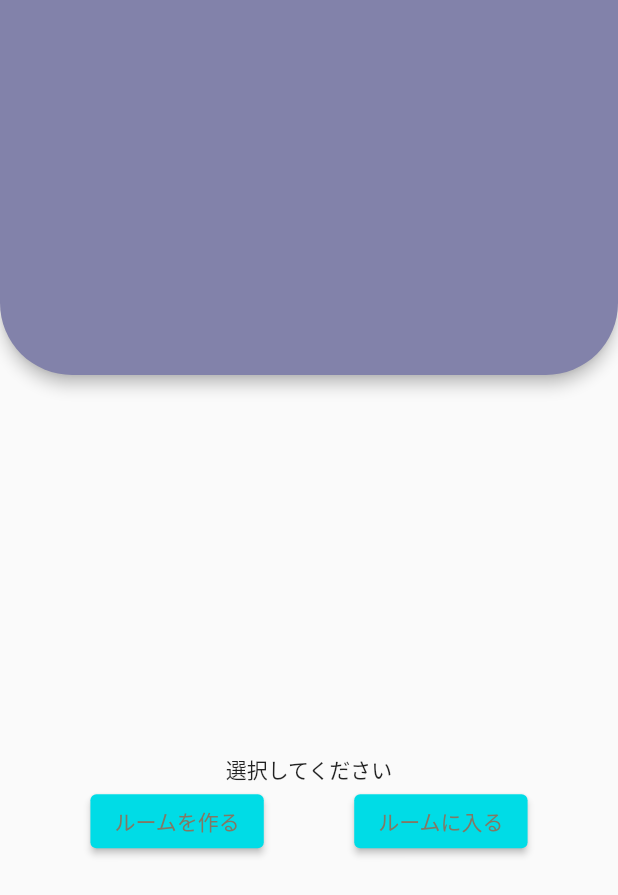
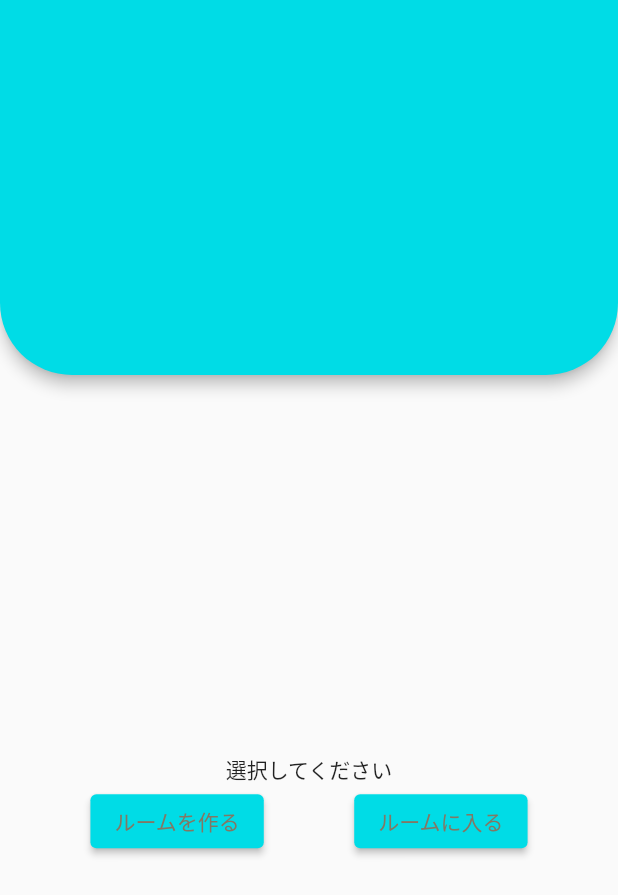
Before and after one commit to Tdrj2716/study_app_hackathon, a Flutter app: the screen it shows after launch, on a phone screen of 412 x 824 dp. Shown: the top 895 px of the screen. Run offline on Flutter 3.47's test engine with Material 2 defaults, Android fonts, the phone set to English and light mode, and no system bars.

Commit message:
welcome画面のデザイン修正

```diff
--- a/lib/welcome.dart
+++ b/lib/welcome.dart
@@ -11,7 +11,7 @@ class Welcome extends StatelessWidget {
         preferredSize: Size.fromHeight(250),
         child: AppBar(
             //title: Text("ホーム"),
-            backgroundColor: Color.fromRGBO(130, 130, 170, 1),
+            backgroundColor: Color.fromRGBO(0, 220, 230, 1),
             shape: const RoundedRectangleBorder(
               borderRadius: BorderRadius.vertical(
                 bottom: Radius.circular(48.0),
```
